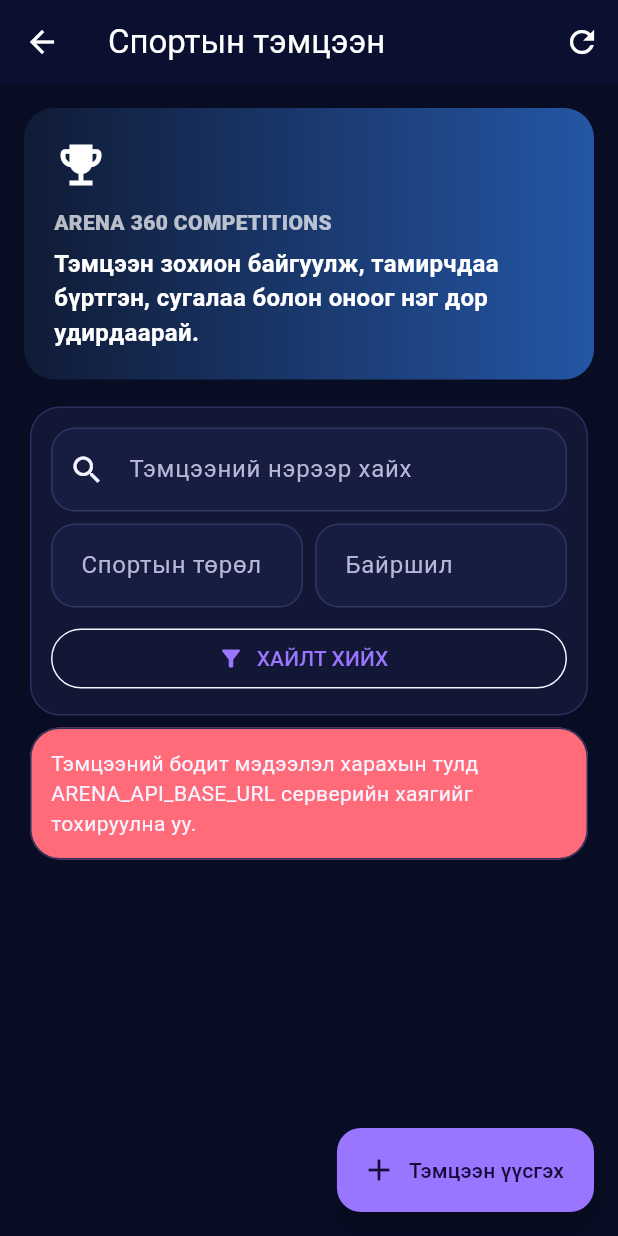
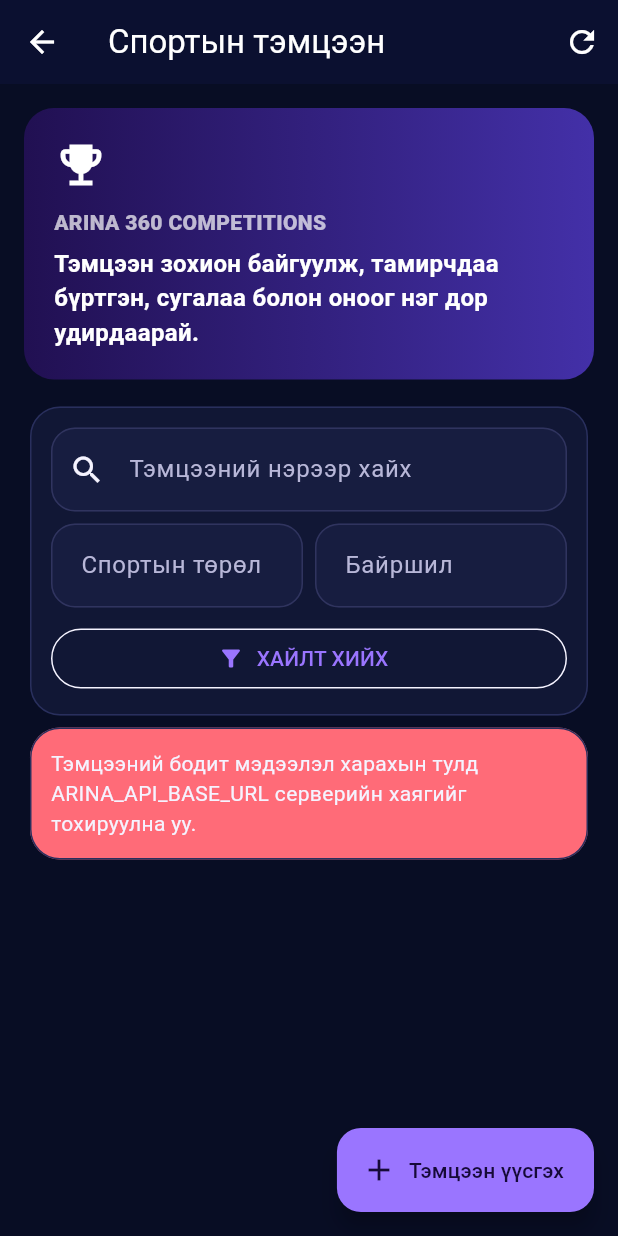
Before and after one commit to garidod70-del/Arina360, a Flutter app: the CompetitionsPage screen opened directly, on a phone screen of 412 x 824 dp. Run offline on Flutter 3.47's test engine with Material 3 defaults, Android fonts, the phone set to English and light mode, and no system bars; our stand-ins replace flutter_secure_storage, open_filex, package_info_plus, permission_handler, qr_flutter, shared_preferences; missing offline and left inert: mobile_scanner; accounts and stored records are empty.

Commit message:
Unify app screens with ARINA 360 purple blue design

```diff
--- a/apps/mobile/lib/features/competitions/presentation/competitions_page.dart
+++ b/apps/mobile/lib/features/competitions/presentation/competitions_page.dart
@@ -42,7 +42,7 @@ class _CompetitionsPageState extends State<CompetitionsPage> {
     if (!ApiConfig.isConfigured) {
       setState(() {
         _items = [];
-        _error = 'Тэмцээний бодит мэдээлэл харахын тулд ARENA_API_BASE_URL серверийн хаягийг тохируулна уу.';
+        _error = 'Тэмцээний бодит мэдээлэл харахын тулд ARINA_API_BASE_URL серверийн хаягийг тохируулна уу.';
       });
       return;
     }
@@ -147,7 +147,7 @@ class _CompetitionsPageState extends State<CompetitionsPage> {
               padding: const EdgeInsets.all(20),
               decoration: BoxDecoration(
                 gradient: const LinearGradient(
-                  colors: [Color(0xFF101B36), Color(0xFF2456A5)],
+                  colors: [Color(0xFF211052), Color(0xFF4330A8)],
                 ),
                 borderRadius: BorderRadius.circular(20),
               ),
@@ -157,7 +157,7 @@ class _CompetitionsPageState extends State<CompetitionsPage> {
                   Icon(Icons.emoji_events, color: Colors.white, size: 36),
                   SizedBox(height: 10),
                   Text(
-                    'ARENA 360 COMPETITIONS',
+                    'ARINA 360 COMPETITIONS',
                     style: TextStyle(color: Colors.white70, fontWeight: FontWeight.w800),
                   ),
                   SizedBox(height: 6),
@@ -251,7 +251,7 @@ class _CompetitionsPageState extends State<CompetitionsPage> {
                         children: [
                           Row(
                             children: [
-                              const Icon(Icons.emoji_events, color: Color(0xFF2878FF)),
+                              const Icon(Icons.emoji_events, color: Color(0xFF7043EA)),
                               const SizedBox(width: 8),
                               Expanded(
                                 child: Text(
@@ -273,7 +273,7 @@ class _CompetitionsPageState extends State<CompetitionsPage> {
                           ),
                           const Align(
                             alignment: Alignment.centerRight,
-                            child: Text('ДЭЛГЭРЭНГҮЙ  →', style: TextStyle(color: Color(0xFF2878FF), fontWeight: FontWeight.bold)),
+                            child: Text('ДЭЛГЭРЭНГҮЙ  →', style: TextStyle(color: Color(0xFF7043EA), fontWeight: FontWeight.bold)),
                           ),
                         ],
                       ),
```
